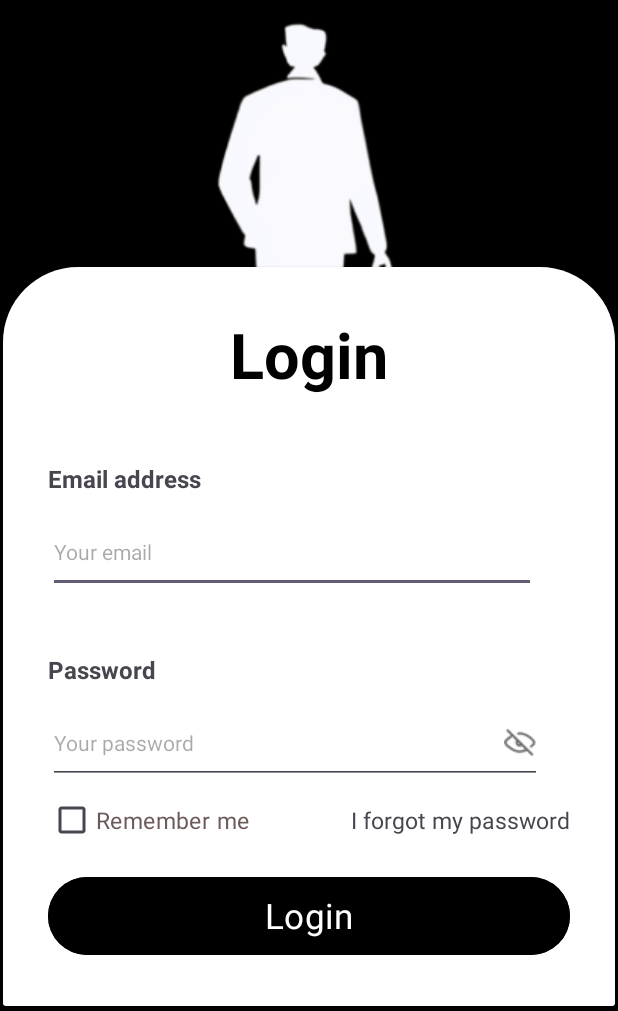
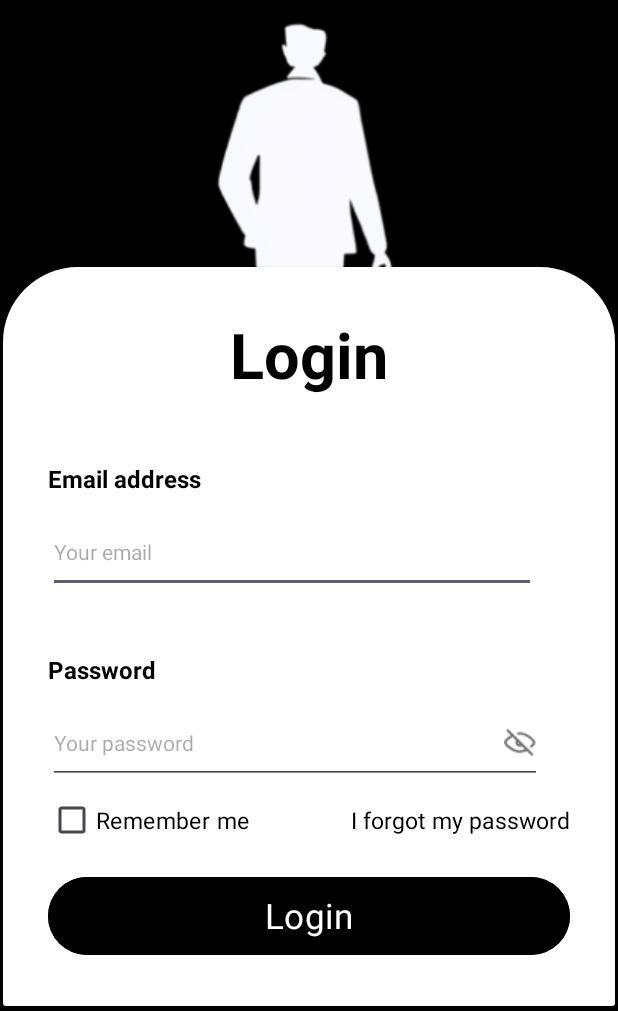
Before and after one commit to RextonRZ/JP-PathSeeker, an Android app: the Login screen opened directly, with no data from a screen before it, on a phone screen of 412 x 824 dp, the part 225-1236 px from its top. Run offline under Robolectric (Android 15) with nearby library versions, the phone set to English and light mode, and no system bars; our stand-ins replace Firebase (no records; nobody signed in at launch, a user with empty details on screens opened directly); Roboto replaces fonts that are not available here.

Commit message:
Update UI

```diff
--- a/app/src/main/res/layout/activity_get_started_page.xml
+++ b/app/src/main/res/layout/activity_get_started_page.xml
@@ -36,6 +36,7 @@
             android:backgroundTint="#000000"
             android:fontFamily="@font/judson"
             android:text="Login"
+            android:textColor="@color/white"
             android:textSize="23sp"
             app:cornerRadius="30sp"
             app:strokeColor="#FFFFFF"
--- a/app/src/main/res/layout/activity_login.xml
+++ b/app/src/main/res/layout/activity_login.xml
@@ -69,6 +69,7 @@
                 android:layout_height="wrap_content"
                 android:fontFamily="@font/judson"
                 android:text="Email address"
+                android:textColor="@color/black"
                 android:textSize="16sp"
                 android:textStyle="bold" />
 
@@ -84,6 +85,7 @@
                 android:fontFamily="@font/judson"
                 android:hint="Your email"
                 android:inputType="textEmailAddress"
+                android:textColor="@color/black"
                 android:textSize="14sp" />
 
             <View
@@ -95,6 +97,7 @@
                 android:layout_height="wrap_content"
                 android:fontFamily="@font/judson"
                 android:text="Password"
+                android:textColor="@color/black"
                 android:textSize="16sp"
                 android:textStyle="bold" />
 
@@ -110,6 +113,7 @@
                 android:fontFamily="@font/judson"
                 android:hint="Your password"
                 android:inputType="textPassword"
+                android:textColor="@color/black"
                 android:textSize="14sp" />
 
             <RelativeLayout
@@ -123,7 +127,7 @@
                     android:layout_centerVertical="true"
                     android:fontFamily="@font/judson"
                     android:text="Remember me"
-                    android:textColor="#6B5858"
+                    android:textColor="@color/black"
                     android:textSize="15sp" />
 
                 <TextView
@@ -132,11 +136,12 @@
                     android:layout_height="wrap_content"
                     android:layout_alignParentEnd="true"
                     android:layout_centerVertical="true"
+                    android:clickable="true"
+                    android:focusable="true"
                     android:fontFamily="@font/judson"
                     android:text="I forgot my password"
-                    android:textSize="15sp"
-                    android:clickable="true"
-                    android:focusable="true" />
+                    android:textColor="@color/black"
+                    android:textSize="15sp" />
             </RelativeLayout>
 
             <View
@@ -150,6 +155,7 @@
                 android:backgroundTint="@color/black"
                 android:fontFamily="@font/judson"
                 android:text="Login"
+                android:textColor="@color/white"
                 android:textSize="23sp"
                 app:cornerRadius="30dp" />
 
--- a/app/src/main/res/layout/fragment_profile_company_setting.xml
+++ b/app/src/main/res/layout/fragment_profile_company_setting.xml
@@ -199,6 +199,7 @@
                     android:paddingTop="14dp"
                     android:text="Contact Us"
                     android:textAlignment="viewStart"
+                    android:textColor="#FFFFFF"
                     android:textSize="20dp" />
 
                 <View
@@ -225,6 +226,7 @@
                     android:paddingTop="16dp"
                     android:text="FAQs"
                     android:textAlignment="viewStart"
+                    android:textColor="#FFFFFF"
                     android:textSize="20dp" />
 
                 <View
@@ -251,6 +253,7 @@
                     android:paddingTop="16dp"
                     android:text="Privacy &amp; Policy"
                     android:textAlignment="viewStart"
+                    android:textColor="#FFFFFF"
                     android:textSize="20dp" />
 
                 <View
@@ -274,6 +277,7 @@
                     android:paddingTop="16dp"
                     android:text="Terms &amp; Conditions "
                     android:textAlignment="viewStart"
+                    android:textColor="#FFFFFF"
                     android:textSize="20dp" />
 
                 <View
@@ -297,6 +301,7 @@
                     android:paddingTop="16dp"
                     android:text="Account Deactivation"
                     android:textAlignment="viewStart"
+                    android:textColor="#FFFFFF"
                     android:textSize="20dp" />
 
                 <View
--- a/app/src/main/res/layout/fragment_profile_seeker_setting.xml
+++ b/app/src/main/res/layout/fragment_profile_seeker_setting.xml
@@ -240,6 +240,7 @@
                     android:paddingTop="14dp"
                     android:text="Contact Us"
                     android:textAlignment="viewStart"
+                    android:textColor="#FFFFFF"
                     android:textSize="20dp" />
 
                 <View
@@ -266,6 +267,7 @@
                     android:paddingTop="16dp"
                     android:text="FAQs"
                     android:textAlignment="viewStart"
+                    android:textColor="#FFFFFF"
                     android:textSize="20dp" />
 
                 <View
@@ -292,6 +294,7 @@
                     android:paddingTop="16dp"
                     android:text="Privacy &amp; Policy"
                     android:textAlignment="viewStart"
+                    android:textColor="#FFFFFF"
                     android:textSize="20dp" />
 
                 <View
@@ -315,6 +318,7 @@
                     android:paddingTop="16dp"
                     android:text="Terms &amp; Conditions "
                     android:textAlignment="viewStart"
+                    android:textColor="#FFFFFF"
                     android:textSize="20dp" />
 
                 <View
@@ -338,6 +342,7 @@
                     android:paddingTop="16dp"
                     android:text="Account Deactivation"
                     android:textAlignment="viewStart"
+                    android:textColor="#FFFFFF"
                     android:textSize="20dp" />
 
                 <View
--- a/app/src/main/res/values-night/themes.xml
+++ /dev/null
@@ -1,7 +0,0 @@
-<resources xmlns:tools="http://schemas.android.com/tools">
-    <!-- Base application theme. -->
-    <style name="Base.Theme.MyApplication" parent="Theme.Material3.DayNight.NoActionBar">
-        <!-- Customize your dark theme here. -->
-        <!-- <item name="colorPrimary">@color/my_dark_primary</item> -->
-    </style>
-</resources>
```
Also changed, not shown: app/src/main/res/values-night/colors.xml (added, +11 -0 lines).
